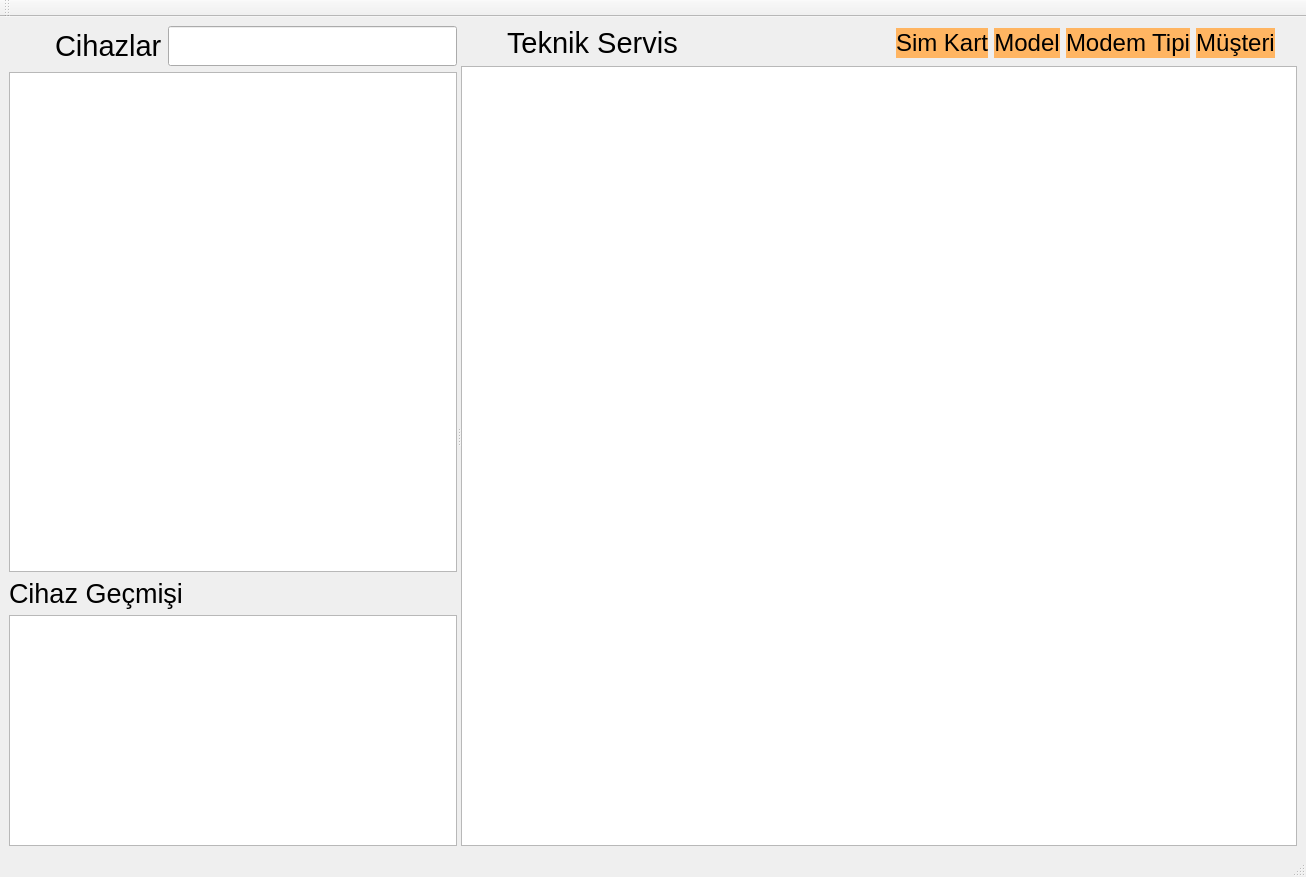
Qt form mainwindow.ui (yunusemrecinar/QT5-cihaz-kimlik-teknik-servis) before a commit.
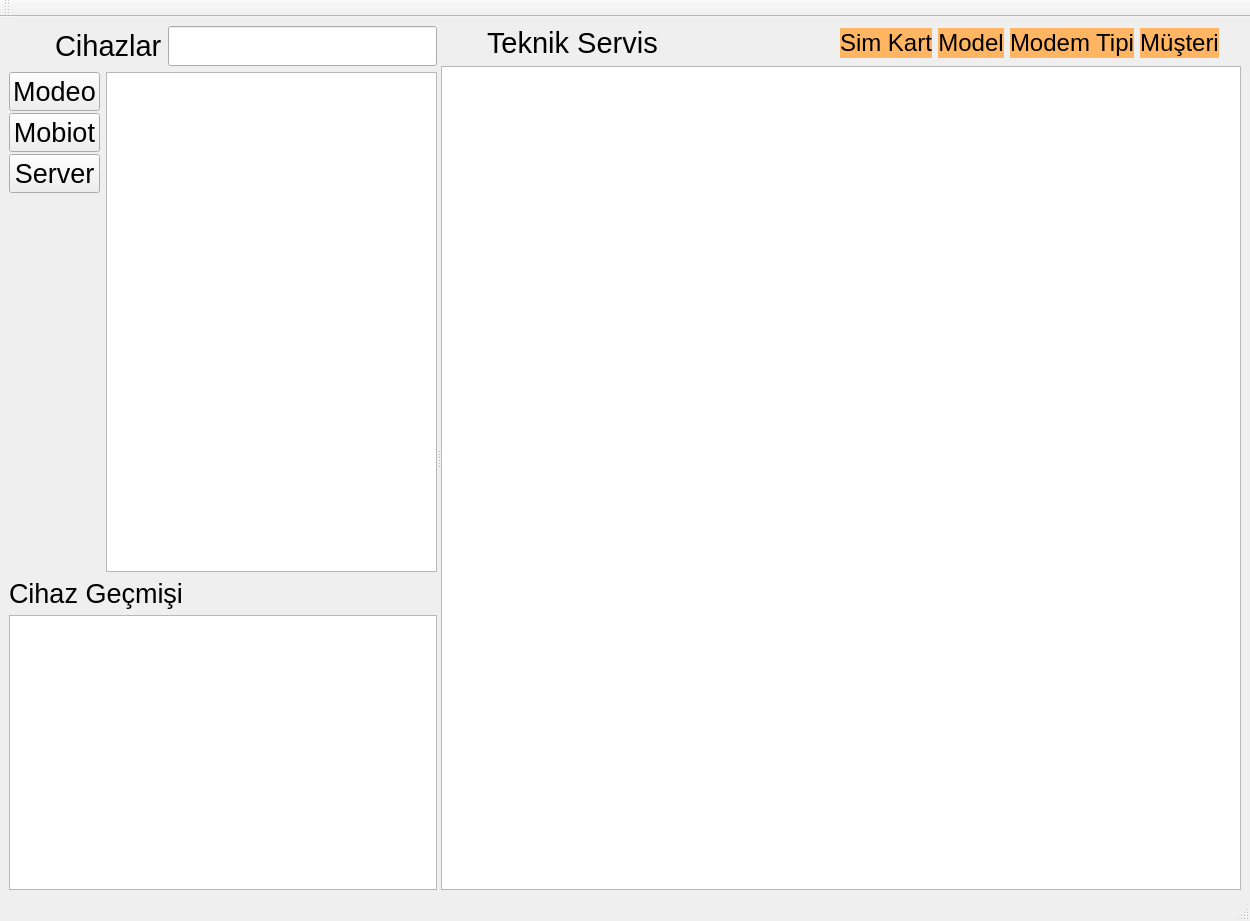
The same form after that commit. Icons and pictures are not drawn.

What changed in the file:
```diff
--- a/mainwindow.ui
+++ b/mainwindow.ui
@@ -9,15 +9,15 @@
    <rect>
     <x>0</x>
     <y>0</y>
-    <width>1306</width>
-    <height>877</height>
+    <width>1250</width>
+    <height>921</height>
    </rect>
   </property>
   <property name="windowTitle">
    <string>MainWindow</string>
   </property>
   <widget class="QWidget" name="centralwidget">
-   <layout class="QVBoxLayout" name="verticalLayout_2">
+   <layout class="QHBoxLayout" name="horizontalLayout_5">
     <item>
      <widget class="QSplitter" name="splitter">
       <property name="orientation">
@@ -102,6 +102,64 @@
          </layout>
         </item>
         <item>
+         <layout class="QHBoxLayout" name="horizontalLayout">
+          <item>
+           <layout class="QVBoxLayout" name="verticalLayout_2">
+            <property name="spacing">
+             <number>2</number>
+            </property>
+            <item>
+             <widget class="QPushButton" name="pushButton_modeoGetir">
+              <property name="font">
+               <font>
+                <pointsize>20</pointsize>
+               </font>
+              </property>
+              <property name="text">
+               <string>Modeo</string>
+              </property>
+             </widget>
+            </item>
+            <item>
+             <widget class="QPushButton" name="pushButton_mobiotGetir">
+              <property name="font">
+               <font>
+                <pointsize>20</pointsize>
+               </font>
+              </property>
+              <property name="text">
+               <string>Mobiot</string>
+              </property>
+             </widget>
+            </item>
+            <item>
+             <widget class="QPushButton" name="pushButton_serverGetir">
+              <property name="font">
+               <font>
+                <pointsize>20</pointsize>
+               </font>
+              </property>
+              <property name="text">
+               <string>Server</string>
+              </property>
+             </widget>
+            </item>
+            <item>
+             <spacer name="verticalSpacer">
+              <property name="orientation">
+               <enum>Qt::Vertical</enum>
+              </property>
+              <property name="sizeHint" stdset="0">
+               <size>
+                <width>20</width>
+                <height>40</height>
+               </size>
+              </property>
+             </spacer>
+            </item>
+           </layout>
+          </item>
+          <item>
          <widget class="QTableView" name="tableView">
           <property name="minimumSize">
            <size>
@@ -116,6 +174,8 @@
           </property>
          </widget>
         </item>
+         </layout>
+        </item>
         <item>
          <layout class="QHBoxLayout" name="horizontalLayout_4">
           <item>
```
Left out of the diff: 2 changed lines with no effect on the pictures. Lines whose indentation alone changed are shown as unchanged.
